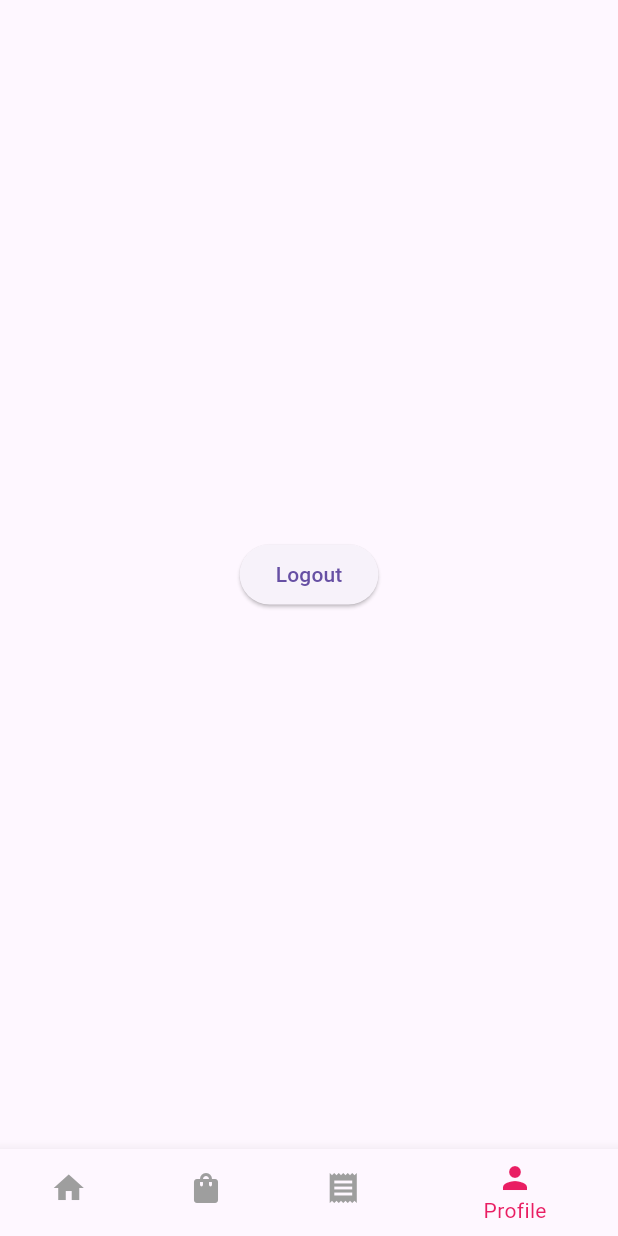
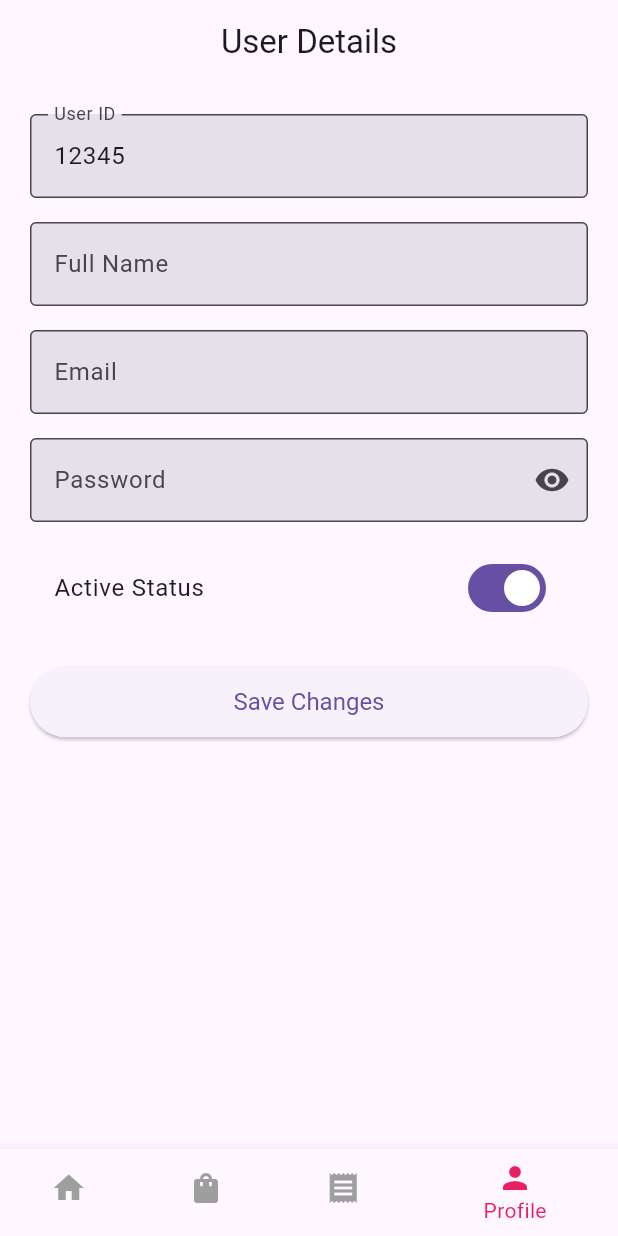
Before and after one commit to saneeswaran/mi_desi_admin, a Flutter app: the screen it shows once a user with an empty profile is signed in, item 4 of the bottom bar chosen, on a phone screen of 412 x 824 dp. Run offline on Flutter 3.47's test engine with Material 3 defaults, Android fonts, the phone set to English and light mode, and no system bars; our stand-ins replace cached_network_image, carousel_slider, chewie, cloud_firestore, dots_indicator, firebase_auth and 13 more; missing offline and left inert: video_thumbnail; accounts and stored records are empty.

```diff
--- a/lib/screens/admin/drawer/components/drawer_components.dart
+++ b/lib/screens/admin/drawer/components/drawer_components.dart
@@ -11,6 +11,7 @@ import 'package:desi_shopping_seller/screens/admin/products/all_products_page.da
 import 'package:desi_shopping_seller/screens/admin/real%20brands/real_brand_page.dart';
 import 'package:desi_shopping_seller/screens/admin/recharge%20provider/recharge_provider_page.dart';
 import 'package:desi_shopping_seller/screens/admin/recharge%20request/recharge_request_page.dart';
+import 'package:desi_shopping_seller/screens/admin/splash%20screen/auth_page.dart';
 import 'package:desi_shopping_seller/screens/admin/youtube%20video/youtube_videos_list.dart';
 import 'package:flutter/material.dart';
 import 'package:page_transition/page_transition.dart';
@@ -96,6 +97,10 @@ Widget draweFunctions({required BuildContext context}) {
         title: const Text("Logout", style: TextStyle(color: Colors.black)),
         onTap: () {
           Provider.of<AuthProviders>(context, listen: false).logout();
+          Navigator.pushReplacement(
+            context,
+            MaterialPageRoute(builder: (context) => const AuthPage()),
+          );
         },
       ),
     ],
--- a/lib/screens/admin/recharge request/recharge_request_page.dart
+++ b/lib/screens/admin/recharge request/recharge_request_page.dart
@@ -24,6 +24,7 @@ class _RechargeRequestPageState extends State<RechargeRequestPage> {
     super.initState();
     final provider = context.read<ReachargesProvider>();
     provider.getAllRechageRechargeRequest(context: context);
+    context.read<UserProvider>().getAllUsers(context: context);
   }
 
   @override
@@ -31,9 +32,7 @@ class _RechargeRequestPageState extends State<RechargeRequestPage> {
     final size = MediaQuery.of(context).size;
     final rechargeProvider = context.watch<ReachargesProvider>();
     final rechargeRequests = rechargeProvider.filterRechargeRequest;
-    final userProvider = context.read<UserProvider>().getAllUsers(
-      context: context,
-    );
+    final userProvider = context.read<UserProvider>().filterUsers;
 
     final isLoading = rechargeProvider.isUpdateLoading;
 
@@ -136,6 +135,7 @@ class _RechargeRequestPageState extends State<RechargeRequestPage> {
                       ),
                     );
                   },
+
                   child: Card(
                     shape: RoundedRectangleBorder(
                       borderRadius: BorderRadius.circular(12),
--- a/lib/screens/parner/bottom_nav/partner_bottom_nav.dart
+++ b/lib/screens/parner/bottom_nav/partner_bottom_nav.dart
@@ -2,7 +2,7 @@ import 'package:desi_shopping_seller/providers/partner_provider.dart';
 import 'package:desi_shopping_seller/screens/parner/dashboard/partner_dashboard.dart';
 import 'package:desi_shopping_seller/screens/parner/partner%20profile%20page/partner_profile_page.dart';
 import 'package:desi_shopping_seller/screens/parner/partner%20profile/partner_products_page.dart';
-import 'package:desi_shopping_seller/screens/parner/recharge%20request%20screen/recharge_request_screen.dart';
+import 'package:desi_shopping_seller/screens/parner/recharge%20request%20screen/partner_recharge_request_screen.dart';
 import 'package:flutter/material.dart';
 import 'package:provider/provider.dart';
 
@@ -19,8 +19,8 @@ class _PartnerBottomNavState extends State<PartnerBottomNav> {
   List<Widget> pages = [
     const PartnerDashboard(),
     const PartnerProductsPage(),
-    const RechargeRequestScreen(),
-    const PartnerProfilePage(),
+    const PartnerRechargeRequestScreen(),
+    const UserDetailsPage(),
   ];
   List<IconData> icons = [
     Icons.home,
--- a/lib/screens/parner/partner profile page/partner_profile_page.dart
+++ b/lib/screens/parner/partner profile page/partner_profile_page.dart
@@ -1,19 +1,132 @@
-import 'package:desi_shopping_seller/providers/auth_providers.dart';
 import 'package:flutter/material.dart';
-import 'package:provider/provider.dart';
 
-class PartnerProfilePage extends StatelessWidget {
-  const PartnerProfilePage({super.key});
+class UserDetailsPage extends StatefulWidget {
+  const UserDetailsPage({Key? key}) : super(key: key);
+
+  @override
+  _UserDetailsPageState createState() => _UserDetailsPageState();
+}
+
+class _UserDetailsPageState extends State<UserDetailsPage> {
+  final _formKey = GlobalKey<FormState>();
+
+  final TextEditingController _uidController = TextEditingController(
+    text: '12345',
+  ); // pre-filled example
+  final TextEditingController _nameController = TextEditingController();
+  final TextEditingController _emailController = TextEditingController();
+  final TextEditingController _passwordController = TextEditingController();
+
+  bool _isActive = true;
+  bool _obscurePassword = true;
 
   @override
   Widget build(BuildContext context) {
     return Scaffold(
-      body: Center(
-        child: ElevatedButton(
-          onPressed: () {
-            Provider.of<AuthProviders>(context, listen: false).logout();
-          },
-          child: const Text('Logout'),
+      appBar: AppBar(title: const Text('User Details'), centerTitle: true),
+      body: Padding(
+        padding: const EdgeInsets.all(20.0),
+        child: Form(
+          key: _formKey,
+          child: ListView(
+            children: [
+              // UID (Read-only)
+              TextFormField(
+                controller: _uidController,
+                readOnly: true,
+                decoration: const InputDecoration(
+                  labelText: 'User ID',
+                  border: OutlineInputBorder(),
+                  filled: true,
+                ),
+              ),
+              const SizedBox(height: 16),
+
+              // Name
+              TextFormField(
+                controller: _nameController,
+                decoration: const InputDecoration(
+                  labelText: 'Full Name',
+                  border: OutlineInputBorder(),
+                  filled: true,
+                ),
+                validator: (value) =>
+                    value == null || value.isEmpty ? 'Please enter name' : null,
+              ),
+              const SizedBox(height: 16),
+
+              // Email
+              TextFormField(
+                controller: _emailController,
+                decoration: const InputDecoration(
+                  labelText: 'Email',
+                  border: OutlineInputBorder(),
+                  filled: true,
+                ),
+                keyboardType: TextInputType.emailAddress,
+                validator: (value) => value != null && value.contains('@')
+                    ? null
+                    : 'Enter valid email',
+              ),
+              const SizedBox(height: 16),
+
+              // Password
+              TextFormField(
+                controller: _passwordController,
+                obscureText: _obscurePassword,
+                decoration: InputDecoration(
+                  labelText: 'Password',
+                  border: const OutlineInputBorder(),
+                  filled: true,
+                  suffixIcon: IconButton(
+                    icon: Icon(
+                      _obscurePassword
+                          ? Icons.visibility
+                          : Icons.visibility_off,
+                    ),
+                    onPressed: () {
+                      setState(() {
+                        _obscurePassword = !_obscurePassword;
+                      });
+                    },
+                  ),
+                ),
+                validator: (value) => value != null && value.length >= 6
+                    ? null
+                    : 'Password too short',
+              ),
+              const SizedBox(height: 16),
+
+              // Active Status Switch
+              SwitchListTile(
+                title: const Text('Active Status'),
+                value: _isActive,
+                onChanged: (value) {
+                  setState(() {
+                    _isActive = value;
+                  });
+                },
+              ),
+              const SizedBox(height: 24),
+
+              // Submit Button
+              ElevatedButton(
+                onPressed: () {
+                  if (_formKey.currentState!.validate()) {
+                    // Process data or send to backend
+                    ScaffoldMessenger.of(context).showSnackBar(
+                      const SnackBar(content: Text('Submitting user data...')),
+                    );
+                  }
+                },
+                child: const Text('Save Changes'),
+                style: ElevatedButton.styleFrom(
+                  padding: const EdgeInsets.symmetric(vertical: 14),
+                  textStyle: const TextStyle(fontSize: 16),
+                ),
+              ),
+            ],
+          ),
         ),
       ),
     );
```
Also changed, not shown: lib/providers/auth_providers.dart (+36 -0 lines), lib/screens/parner/dashboard/partner_dashboard.dart (+14 -1 lines), lib/screens/parner/recharge request screen/partner_recharge_request_screen.dart (added, +259 -0 lines), lib/screens/parner/recharge request screen/recharge_request_screen.dart (deleted, +0 -10 lines).
